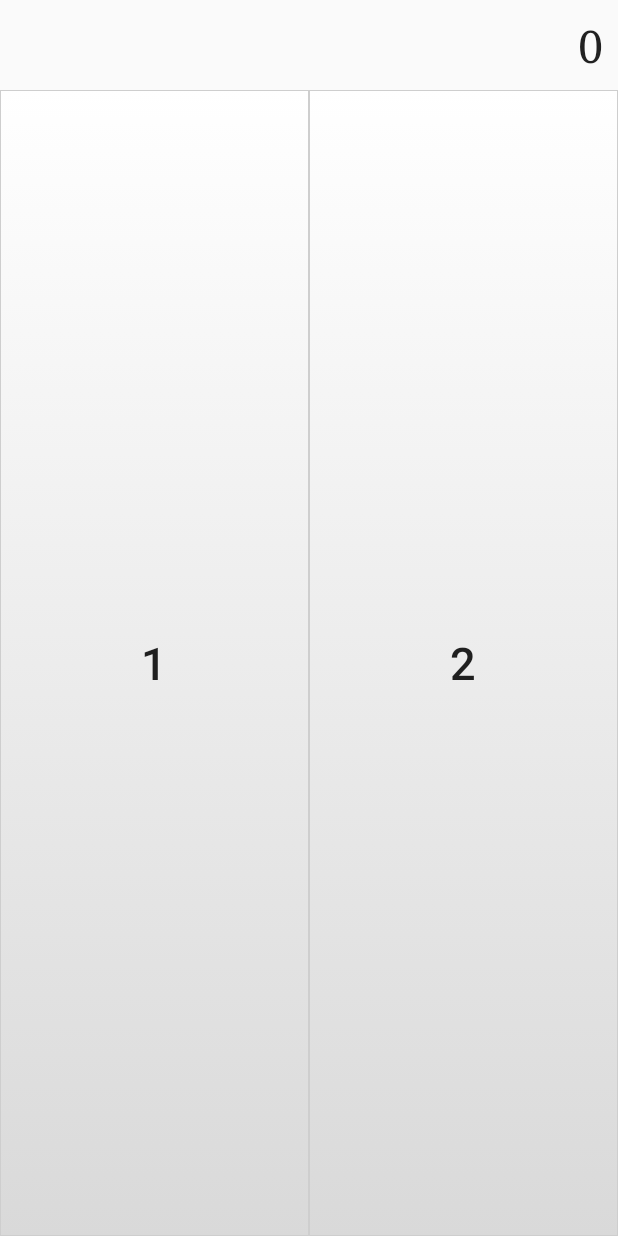
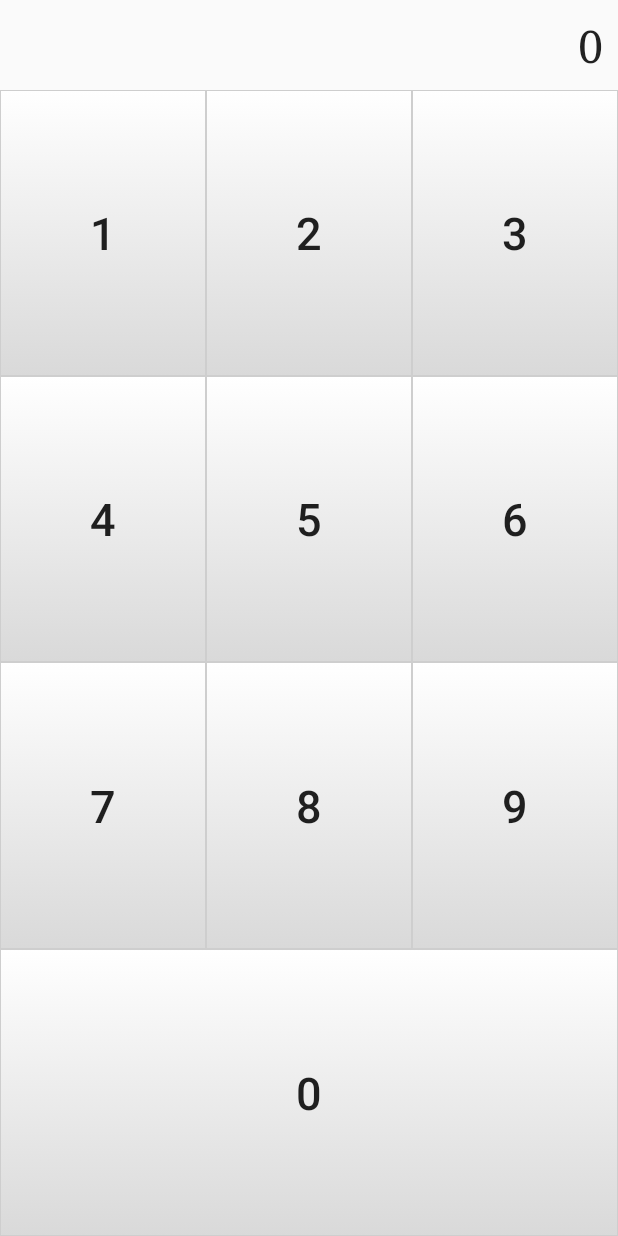
Before and after one commit to Rekamux/GWCCalculator, an Android app: the screen it shows after launch (MainActivity), on a phone screen of 412 x 824 dp. Run offline under Robolectric (Android 15) with nearby library versions, the phone set to English and light mode, and no system bars.

Commit message:
Exercise 2
Added all the remaining numeric buttons

```diff
--- a/app/src/main/java/com/gwc/ax/gwccalculator/MainActivity.java
+++ b/app/src/main/java/com/gwc/ax/gwccalculator/MainActivity.java
@@ -10,7 +10,7 @@ import android.widget.TextView;
 public class MainActivity extends AppCompatActivity
 {
     // IDs of all the numeric buttons
-    private int[] numericButtons = {R.id.buttonOne, R.id.buttonTwo}; // The other numeric buttons will be added later
+    private int[] numericButtons = {R.id.buttonOne, R.id.buttonTwo, R.id.buttonThree, R.id.buttonFour, R.id.buttonFive, R.id.buttonSix, R.id.buttonSeven, R.id.buttonEight, R.id.buttonNine, R.id.buttonZero}; // The other numeric buttons will be added later
     // IDs of all the operator buttons
     private int[] operatorButtons = {}; // They will be added later
     // TextView used to display the output
--- a/app/src/main/res/layout/activity_main.xml
+++ b/app/src/main/res/layout/activity_main.xml
@@ -44,6 +44,89 @@
                 android:background="@drawable/button"
                 android:id="@+id/buttonTwo"
                 android:text="2" />
+            <Button
+                android:layout_width="0dp"
+                android:layout_height="match_parent"
+                android:layout_weight="1"
+                android:textSize="30sp"
+                android:background="@drawable/button"
+                android:id="@+id/buttonThree"
+                android:text="3" />
+        </LinearLayout>
+
+        <LinearLayout
+            android:layout_width="match_parent"
+            android:layout_height="0dp"
+            android:layout_weight="1">
+
+            <Button
+                android:layout_width="0dp"
+                android:layout_height="match_parent"
+                android:layout_weight="1"
+                android:textSize="30sp"
+                android:background="@drawable/button"
+                android:id="@+id/buttonFour"
+                android:text="4" />
+            <Button
+                android:layout_width="0dp"
+                android:layout_height="match_parent"
+                android:layout_weight="1"
+                android:textSize="30sp"
+                android:background="@drawable/button"
+                android:id="@+id/buttonFive"
+                android:text="5" />
+            <Button
+                android:layout_width="0dp"
+                android:layout_height="match_parent"
+                android:layout_weight="1"
+                android:textSize="30sp"
+                android:background="@drawable/button"
+                android:id="@+id/buttonSix"
+                android:text="6" />
+        </LinearLayout>
+        <LinearLayout
+            android:layout_width="match_parent"
+            android:layout_height="0dp"
+            android:layout_weight="1">
+
+            <Button
+                android:layout_width="0dp"
+                android:layout_height="match_parent"
+                android:layout_weight="1"
+                android:textSize="30sp"
+                android:background="@drawable/button"
+                android:id="@+id/buttonSeven"
+                android:text="7" />
+            <Button
+                android:layout_width="0dp"
+                android:layout_height="match_parent"
+                android:layout_weight="1"
+                android:textSize="30sp"
+                android:background="@drawable/button"
+                android:id="@+id/buttonEight"
+                android:text="8" />
+            <Button
+                android:layout_width="0dp"
+                android:layout_height="match_parent"
+                android:layout_weight="1"
+                android:textSize="30sp"
+                android:background="@drawable/button"
+                android:id="@+id/buttonNine"
+                android:text="9" />
+        </LinearLayout>
+        <LinearLayout
+            android:layout_width="match_parent"
+            android:layout_height="0dp"
+            android:layout_weight="1">
+
+            <Button
+                android:layout_width="0dp"
+                android:layout_height="match_parent"
+                android:layout_weight="1"
+                android:textSize="30sp"
+                android:background="@drawable/button"
+                android:id="@+id/buttonZero"
+                android:text="0" />
         </LinearLayout>
     </LinearLayout>
 </RelativeLayout>
```
